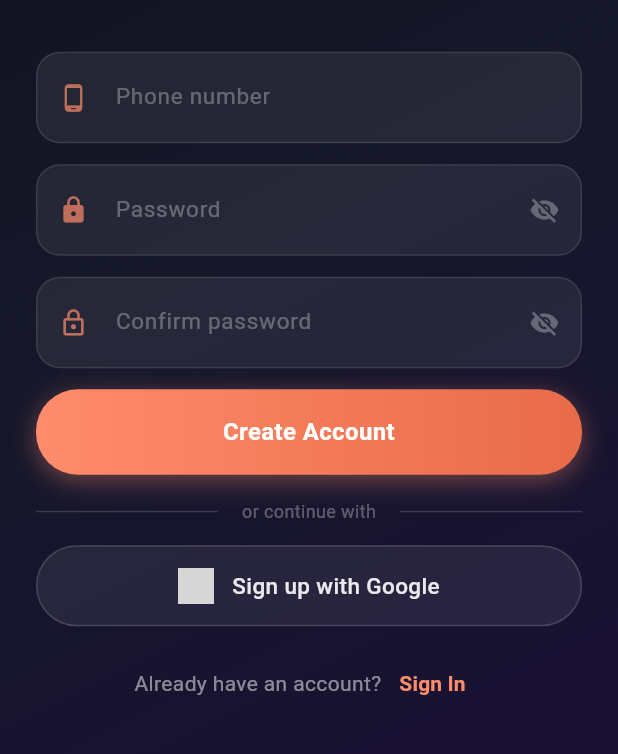
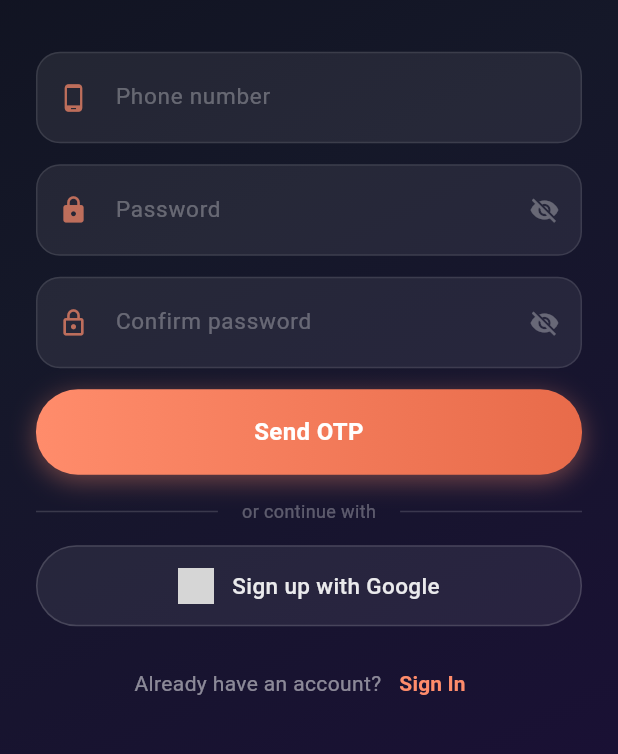
Before and after one commit to ollie81/ollie-flutter, a Flutter app: the screen it shows after launch, after a tap on "Get Started", after a tap on "Sign Up", on a phone screen of 412 x 824 dp, the part 435-1189 px from its top. Run offline on Flutter 3.47's test engine with Material 3 defaults, Android fonts, the light colour scheme and no system bars; our stand-ins replace audioplayers, firebase_core, firebase_messaging, flutter_secure_storage, google_mobile_ads, permission_handler and 1 more; missing offline and left inert: flutter_sound; accounts and stored records are empty; network calls fail; Roboto replaces fonts that are missing (SF Pro Display); grey boxes are pictures that could not be loaded.

Commit message:
Update auth_screen.dart

```diff
--- a/lib/screens/auth_screen.dart
+++ b/lib/screens/auth_screen.dart
@@ -24,6 +24,12 @@ class _AuthScreenState extends State<AuthScreen> {
   bool _obscurePassword = true;
   bool _obscureConfirm = true;
   bool _otpSent = false;
+
+  // Separate OTP-sent flag for signup, so it doesn't interfere
+  // with the existing forgot-password OTP flow which reuses
+  // _otpSent/_otpController for its own step.
+  bool _signupOtpSent = false;
+  final TextEditingController _signupOtpController = TextEditingController();
 
   Future<void> _handleSubmit() async {
     final phone = _phoneController.text.trim();
@@ -57,11 +63,25 @@ class _AuthScreenState extends State<AuthScreen> {
           _showError('Passwords do not match');
           return;
         }
-        await _api.signup(
-          phoneNumber: phone,
-          password: _passwordController.text,
-        );
-        await _saveAndNavigate(phone);
+
+        if (!_signupOtpSent) {
+          // Step 1: send OTP, don't create the account yet.
+          await _api.requestSignupOtp(phoneNumber: phone);
+          setState(() => _signupOtpSent = true);
+          _showSuccess('OTP sent to your phone');
+        } else {
+          // Step 2: verify OTP + create the account.
+          if (_signupOtpController.text.trim().isEmpty) {
+            _showError('Enter the OTP sent to your phone');
+            return;
+          }
+          await _api.signup(
+            phoneNumber: phone,
+            password: _passwordController.text,
+            otp: _signupOtpController.text.trim(),
+          );
+          await _saveAndNavigate(phone);
+        }
       }
 
       else if (_mode == AuthMode.forgot) {
@@ -279,6 +299,18 @@ class _AuthScreenState extends State<AuthScreen> {
                     const SizedBox(height: 14),
                   ],
 
+                  // Signup OTP field — only appears after the OTP
+                  // has been sent in step 1
+                  if (_mode == AuthMode.signup && _signupOtpSent) ...[
+                    _buildTextField(
+                      controller: _signupOtpController,
+                      hint: 'Enter the code sent to your phone',
+                      icon: Icons.pin,
+                      keyboardType: TextInputType.number,
+                    ),
+                    const SizedBox(height: 14),
+                  ],
+
                   // OTP Field
                   if (_mode == AuthMode.forgot && _otpSent) ...[
                     _buildTextField(
@@ -329,7 +361,7 @@ class _AuthScreenState extends State<AuthScreen> {
                               _mode == AuthMode.login
                                   ? 'Sign In'
                                   : (_mode == AuthMode.signup
-                                      ? 'Create Account'
+                                      ? (_signupOtpSent ? 'Verify & Create Account' : 'Send OTP')
                                       : (_otpSent ? 'Reset Password' : 'Send OTP')),
                               textAlign: TextAlign.center,
                               style: const TextStyle(
@@ -430,6 +462,8 @@ class _AuthScreenState extends State<AuthScreen> {
                                   : AuthMode.login;
                               _passwordController.clear();
                               _confirmController.clear();
+                              _signupOtpSent = false;
+                              _signupOtpController.clear();
                             });
                           },
                           child: Text(
```
